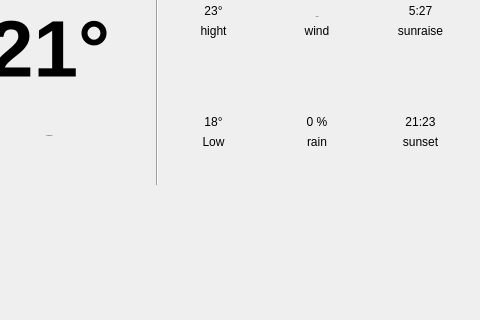
The window that gui/mainwindow.ui (Maher-Majdoub/WeatherApp) describes before a commit, drawn with Qt 5; both pictures show x 165 to 645 and y 155 to 475 of the 645 by 557 pixel window.
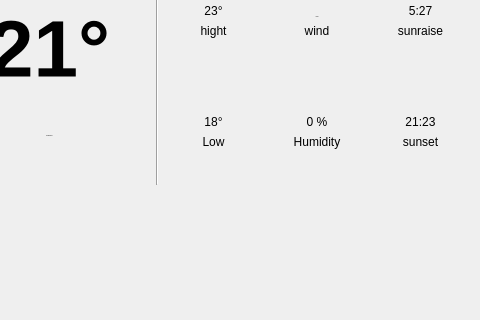
The same window after the commit. Icons and pictures are not drawn.

```diff
--- a/gui/mainwindow.ui
+++ b/gui/mainwindow.ui
@@ -192,7 +192,7 @@
         <string>h3</string>
        </property>
        <property name="text">
-        <string>rain</string>
+        <string>Humidity</string>
        </property>
        <property name="alignment">
         <set>Qt::AlignHCenter|Qt::AlignTop</set>
```
Left out of the diff: 18 changed lines with no effect on the pictures.
